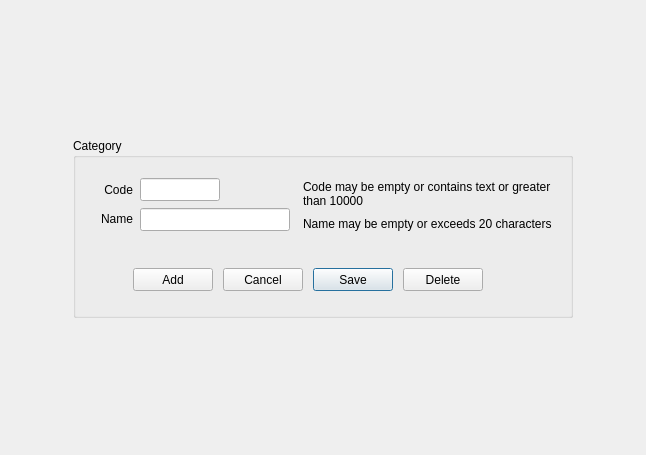
Before: the Qt Designer form src/categoryform.ui in thamizha/angadi, drawn with Qt 5.
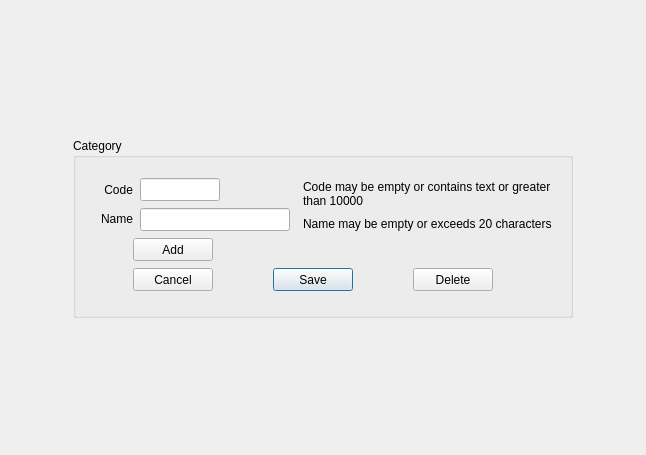
After: the same form once the commit is applied.

Commit message: Add button removed from category form

Patch:
```diff
--- a/src/categoryform.ui
+++ b/src/categoryform.ui
@@ -157,7 +157,7 @@
          <widget class="QPushButton" name="pushButtonDelete">
           <property name="geometry">
            <rect>
-            <x>330</x>
+            <x>340</x>
             <y>130</y>
             <width>80</width>
             <height>23</height>
@@ -170,7 +170,7 @@
          <widget class="QPushButton" name="pushButtonSave">
           <property name="geometry">
            <rect>
-            <x>240</x>
+            <x>200</x>
             <y>130</y>
             <width>80</width>
             <height>23</height>
@@ -189,7 +189,7 @@
           </property>
           <property name="geometry">
            <rect>
-            <x>150</x>
+            <x>60</x>
             <y>130</y>
             <width>80</width>
             <height>23</height>
@@ -203,7 +203,7 @@
           <property name="geometry">
            <rect>
             <x>60</x>
-            <y>130</y>
+            <y>100</y>
             <width>80</width>
             <height>23</height>
            </rect>
```
The commit also changes 2 other files.
